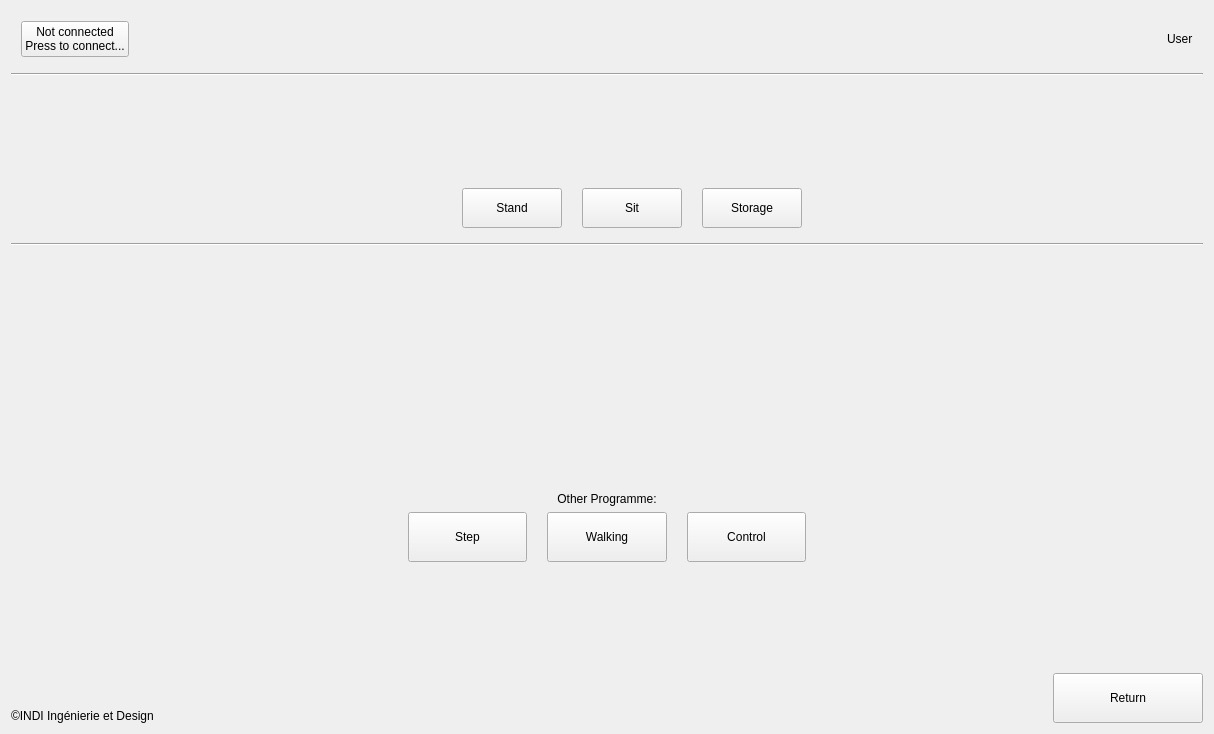
Old version of the form src/gui_pkg/include/gui_pkg/session_form.ui in the repository cristianbass01/GUI_robotic_exoskeleton.
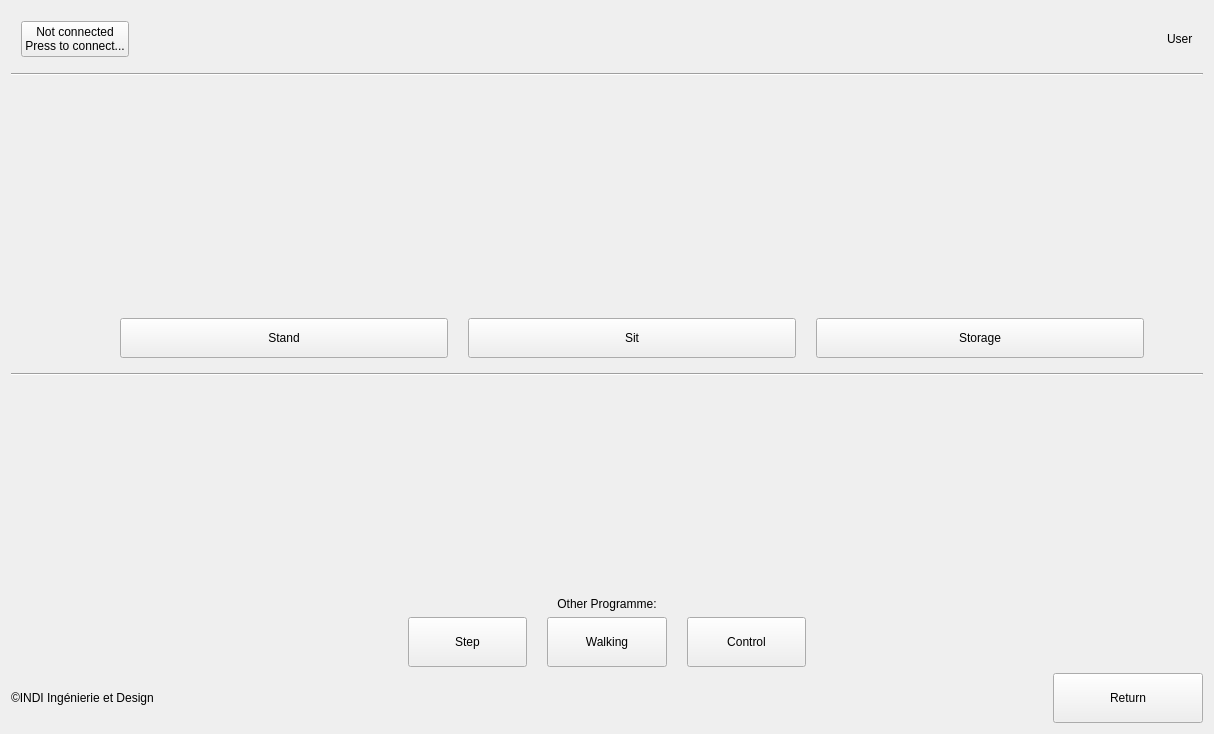
New version of the form. Icons and pictures are not drawn.

Patch:
```diff
--- a/src/gui_pkg/include/gui_pkg/session_form.ui
+++ b/src/gui_pkg/include/gui_pkg/session_form.ui
@@ -106,7 +106,7 @@
           <enum>Qt::Horizontal</enum>
          </property>
          <property name="sizeType">
-          <enum>QSizePolicy::Fixed</enum>
+          <enum>QSizePolicy::Preferred</enum>
          </property>
          <property name="sizeHint" stdset="0">
           <size>
@@ -118,6 +118,12 @@
        </item>
        <item>
         <widget class="QFrame" name="frame">
+         <property name="sizePolicy">
+          <sizepolicy hsizetype="Preferred" vsizetype="Preferred">
+           <horstretch>0</horstretch>
+           <verstretch>0</verstretch>
+          </sizepolicy>
+         </property>
          <layout class="QVBoxLayout" name="verticalLayout">
           <item>
            <spacer name="verticalSpacer_5">
@@ -137,19 +143,6 @@
           </item>
           <item>
            <layout class="QHBoxLayout" name="horizontalLayout_4">
-            <item>
-             <spacer name="horizontalSpacer_6">
-              <property name="orientation">
-               <enum>Qt::Horizontal</enum>
-              </property>
-              <property name="sizeHint" stdset="0">
-               <size>
-                <width>40</width>
-                <height>20</height>
-               </size>
-              </property>
-             </spacer>
-            </item>
             <item>
              <widget class="QLabel" name="Alice">
               <property name="sizePolicy">
@@ -177,7 +170,7 @@
                <string/>
               </property>
               <property name="pixmap">
-               <pixmap resource="../../rc/resource.qrc">:/Alice/Alice/Alice_stand_straight.png</pixmap>
+               <pixmap>:/Alice/Alice/Alice_stand_straight.png</pixmap>
               </property>
               <property name="scaledContents">
                <bool>false</bool>
@@ -193,19 +186,6 @@
               </property>
              </widget>
             </item>
-            <item>
-             <spacer name="horizontalSpacer_12">
-              <property name="orientation">
-               <enum>Qt::Horizontal</enum>
-              </property>
-              <property name="sizeHint" stdset="0">
-               <size>
-                <width>40</width>
-                <height>20</height>
-               </size>
-              </property>
-             </spacer>
-            </item>
            </layout>
           </item>
           <item>
@@ -221,9 +201,12 @@
               <property name="orientation">
                <enum>Qt::Horizontal</enum>
               </property>
+              <property name="sizeType">
+               <enum>QSizePolicy::Preferred</enum>
+              </property>
               <property name="sizeHint" stdset="0">
                <size>
-                <width>1107</width>
+                <width>50</width>
                 <height>20</height>
                </size>
               </property>
@@ -318,9 +301,12 @@
               <property name="orientation">
                <enum>Qt::Horizontal</enum>
               </property>
+              <property name="sizeType">
+               <enum>QSizePolicy::Preferred</enum>
+              </property>
               <property name="sizeHint" stdset="0">
                <size>
-                <width>1107</width>
+                <width>50</width>
                 <height>20</height>
                </size>
               </property>
@@ -340,19 +326,6 @@
        </property>
       </widget>
      </item>
-     <item>
-      <spacer name="verticalSpacer_7">
-       <property name="orientation">
-        <enum>Qt::Vertical</enum>
-       </property>
-       <property name="sizeHint" stdset="0">
-        <size>
-         <width>20</width>
-         <height>40</height>
-        </size>
-       </property>
-      </spacer>
-     </item>
      <item>
       <layout class="QHBoxLayout" name="horizontalLayout_6">
        <item>
@@ -514,6 +487,12 @@
        </property>
        <item>
         <widget class="QLabel" name="label">
+         <property name="sizePolicy">
+          <sizepolicy hsizetype="Preferred" vsizetype="Fixed">
+           <horstretch>0</horstretch>
+           <verstretch>0</verstretch>
+          </sizepolicy>
+         </property>
          <property name="text">
           <string>©INDI Ingénierie et Design</string>
          </property>
@@ -536,27 +515,6 @@
         </spacer>
        </item>
        <item>
-        <layout class="QVBoxLayout" name="verticalLayout_8">
-         <property name="leftMargin">
-          <number>10</number>
-         </property>
-         <property name="rightMargin">
-          <number>0</number>
-         </property>
-         <item>
-          <spacer name="verticalSpacer_2">
-           <property name="orientation">
-            <enum>Qt::Vertical</enum>
-           </property>
-           <property name="sizeHint" stdset="0">
-            <size>
-             <width>20</width>
-             <height>40</height>
-            </size>
-           </property>
-          </spacer>
-         </item>
-         <item>
           <widget class="QPushButton" name="returnButton">
            <property name="sizePolicy">
             <sizepolicy hsizetype="Fixed" vsizetype="MinimumExpanding">
@@ -586,8 +544,6 @@
       </layout>
      </item>
     </layout>
-   </item>
-  </layout>
  </widget>
  <resources>
   <include location="../../rc/resource.qrc"/>
```
Left out of the diff: 4 changed lines with no effect on the pictures. Lines whose indentation alone changed are shown as unchanged.
